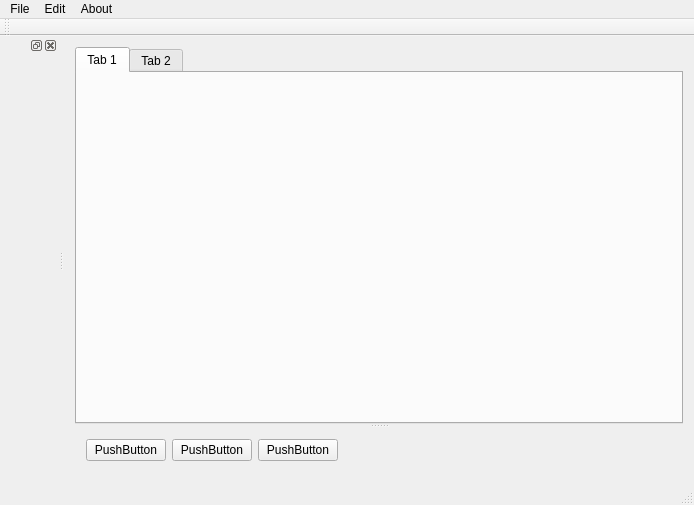
Above: gui1/mainwindow.ui from victord1971/gui before the change. Below: the same form after it.
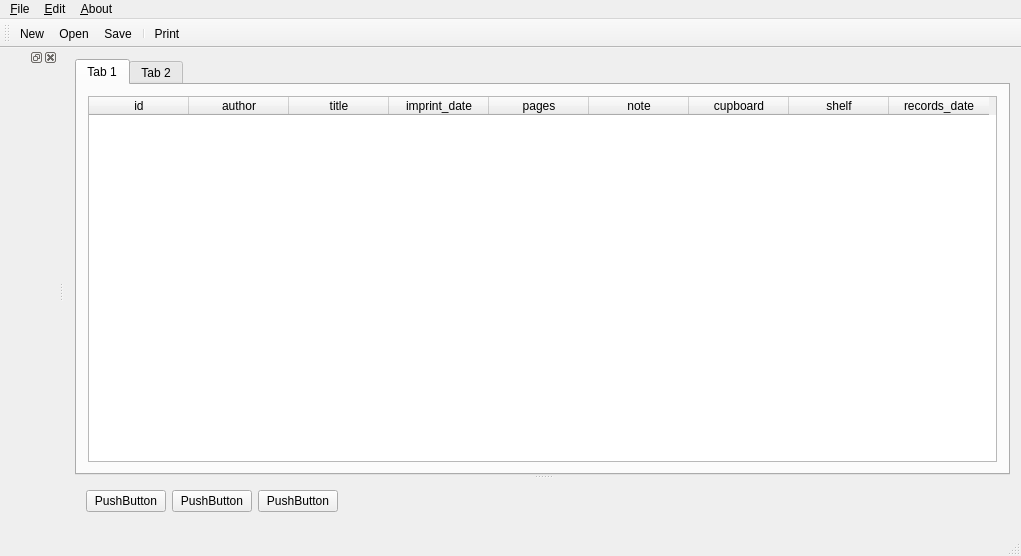
That is the form after the change. The open tabs and pages were chosen to show the change. Icons and pictures are not drawn.

The edit to the form file:
```diff
--- a/gui1/mainwindow.ui
+++ b/gui1/mainwindow.ui
@@ -6,8 +6,8 @@
    <rect>
     <x>0</x>
     <y>0</y>
-    <width>694</width>
-    <height>505</height>
+    <width>1021</width>
+    <height>556</height>
    </rect>
   </property>
   <property name="windowTitle">
@@ -34,6 +34,57 @@
         <attribute name="title">
          <string>Tab 1</string>
         </attribute>
+        <layout class="QHBoxLayout" name="horizontalLayout_3">
+         <item>
+          <widget class="QTableWidget" name="tableWidget">
+           <column>
+            <property name="text">
+             <string>id</string>
+            </property>
+           </column>
+           <column>
+            <property name="text">
+             <string>author</string>
+            </property>
+           </column>
+           <column>
+            <property name="text">
+             <string>title</string>
+            </property>
+           </column>
+           <column>
+            <property name="text">
+             <string>imprint_date</string>
+            </property>
+           </column>
+           <column>
+            <property name="text">
+             <string>pages</string>
+            </property>
+           </column>
+           <column>
+            <property name="text">
+             <string>note</string>
+            </property>
+           </column>
+           <column>
+            <property name="text">
+             <string>cupboard</string>
+            </property>
+           </column>
+           <column>
+            <property name="text">
+             <string>shelf</string>
+            </property>
+           </column>
+           <column>
+            <property name="text">
+             <string>records_date</string>
+            </property>
+           </column>
+          </widget>
+         </item>
+        </layout>
        </widget>
        <widget class="QWidget" name="tab_2">
         <attribute name="title">
@@ -41,7 +92,7 @@
         </attribute>
        </widget>
       </widget>
-      <widget class="QWidget" name="">
+      <widget class="QWidget" name="layoutWidget">
        <layout class="QHBoxLayout" name="horizontalLayout">
         <item>
          <widget class="QPushButton" name="pushButton">
@@ -88,28 +139,28 @@
     <rect>
      <x>0</x>
      <y>0</y>
-     <width>694</width>
+     <width>1021</width>
      <height>18</height>
     </rect>
    </property>
    <widget class="QMenu" name="menuFile">
     <property name="title">
-     <string>File</string>
+     <string>&amp;File</string>
     </property>
    </widget>
    <widget class="QMenu" name="menuEdit">
     <property name="title">
-     <string>Edit</string>
+     <string>&amp;Edit</string>
     </property>
    </widget>
-   <widget class="QMenu" name="menuAbout">
+   <widget class="QMenu" name="menu_About">
     <property name="title">
-     <string>About</string>
+     <string>&amp;About</string>
     </property>
    </widget>
    <addaction name="menuFile"/>
    <addaction name="menuEdit"/>
-   <addaction name="menuAbout"/>
+   <addaction name="menu_About"/>
   </widget>
   <widget class="QToolBar" name="mainToolBar">
    <attribute name="toolBarArea">
@@ -118,16 +169,95 @@
    <attribute name="toolBarBreak">
     <bool>false</bool>
    </attribute>
+   <addaction name="actionNew"/>
+   <addaction name="actionOpen"/>
+   <addaction name="actionSave"/>
+   <addaction name="separator"/>
+   <addaction name="actionPrint"/>
   </widget>
-  <widget class="QStatusBar" name="statusBar"/>
   <widget class="QDockWidget" name="dockWidget">
    <attribute name="dockWidgetArea">
     <number>1</number>
    </attribute>
-   <widget class="QWidget" name="dockWidgetContents">
-    <zorder>treeWidget</zorder>
-   </widget>
+   <widget class="QWidget" name="dockWidgetContents"/>
   </widget>
+  <widget class="QStatusBar" name="statusBar"/>
+  <action name="actionNew">
+   <property name="icon">
+    <iconset>
+     <normaloff>document-new-2.png</normaloff>document-new-2.png</iconset>
+   </property>
+   <property name="text">
+    <string>&amp;New</string>
+   </property>
+   <property name="toolTip">
+    <string>New file</string>
+   </property>
+   <property name="shortcut">
+    <string>Ctrl+N</string>
+   </property>
+  </action>
+  <action name="actionOpen">
+   <property name="icon">
+    <iconset>
+     <normaloff>document-open-2.png</normaloff>document-open-2.png</iconset>
+   </property>
+   <property name="text">
+    <string>&amp;Open...</string>
+   </property>
+   <property name="toolTip">
+    <string>Open file</string>
+   </property>
+   <property name="shortcut">
+    <string>Ctrl+O</string>
+   </property>
+  </action>
+  <action name="actionClose">
+   <property name="text">
+    <string>&amp;Close</string>
+   </property>
+  </action>
+  <action name="actionSave">
+   <property name="icon">
+    <iconset>
+     <normaloff>document-save-2.png</normaloff>document-save-2.png</iconset>
+   </property>
+   <property name="text">
+    <string>&amp;Save</string>
+   </property>
+   <property name="shortcut">
+    <string>Ctrl+S</string>
+   </property>
+  </action>
+  <action name="actionSave_as">
+   <property name="text">
+    <string>S&amp;ave as...</string>
+   </property>
+  </action>
+  <action name="actionPrint">
+   <property name="icon">
+    <iconset>
+     <normaloff>document-print-2.png</normaloff>document-print-2.png</iconset>
+   </property>
+   <property name="text">
+    <string>&amp;Print...</string>
+   </property>
+   <property name="shortcut">
+    <string>Ctrl+P</string>
+   </property>
+  </action>
+  <action name="actionExit">
+   <property name="icon">
+    <iconset>
+     <normaloff>application-exit-2.png</normaloff>application-exit-2.png</iconset>
+   </property>
+   <property name="text">
+    <string>E&amp;xit</string>
+   </property>
+   <property name="shortcut">
+    <string>Alt+F4</string>
+   </property>
+  </action>
  </widget>
  <layoutdefault spacing="6" margin="11"/>
  <resources/>
```
Left out of the diff: 36 changed lines with no effect on the pictures.
